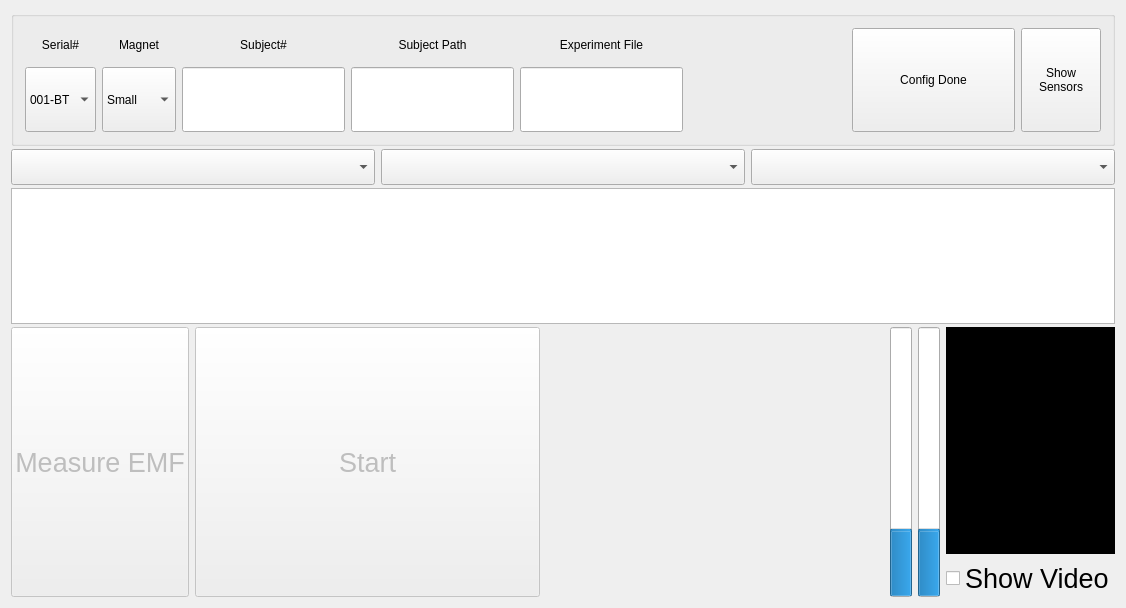
This is tts_gui_experiment/TTS_GUI.ui in Sebnor-Doc/Collect_Data as Qt 5 draws it before an edit. The edited form follows.
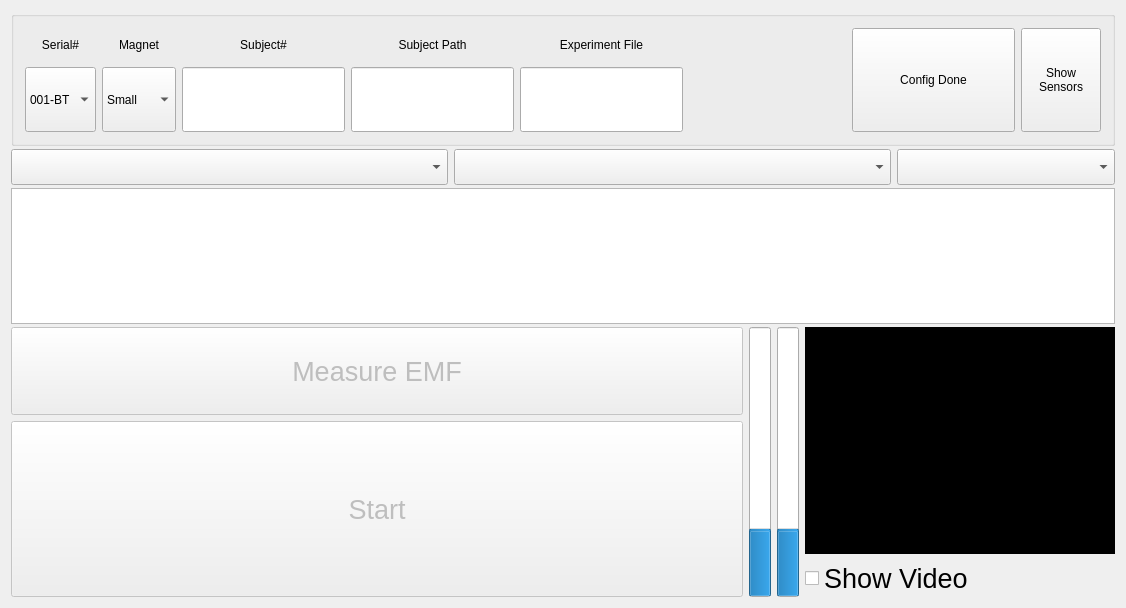
This is the edited form.

Commit message: Improve UI experience Fix a minor bug with Start/Stop button being enabled after Config clicked

Patch:
```diff
--- a/tts_gui_experiment/TTS_GUI.ui
+++ b/tts_gui_experiment/TTS_GUI.ui
@@ -281,7 +281,7 @@
      </widget>
     </item>
     <item>
-     <layout class="QHBoxLayout" name="utteranceInfoLay">
+     <layout class="QHBoxLayout" name="utteranceInfoLay" stretch="2,2,1">
       <item>
        <widget class="QComboBox" name="classBox">
         <property name="font">
@@ -329,7 +329,9 @@
      </widget>
     </item>
     <item>
-     <layout class="QHBoxLayout" name="playButtonLay" stretch="1,2,2,0">
+     <layout class="QHBoxLayout" name="playButtonLay" stretch="2,1">
+      <item>
+       <layout class="QVBoxLayout" name="buttonLay" stretch="1,2">
       <item>
        <widget class="QPushButton" name="measureEMFButton">
         <property name="enabled">
@@ -381,18 +383,7 @@
         </property>
        </widget>
       </item>
-      <item>
-       <spacer name="horizontalSpacer_2">
-        <property name="orientation">
-         <enum>Qt::Horizontal</enum>
-        </property>
-        <property name="sizeHint" stdset="0">
-         <size>
-          <width>40</width>
-          <height>20</height>
-         </size>
-        </property>
-       </spacer>
+       </layout>
       </item>
       <item>
        <layout class="QHBoxLayout" name="volumeHLay">
```
Left out of the diff: 2 changed lines with no effect on the pictures. Lines whose indentation alone changed are shown as unchanged. The commit also changes 2 other files.
